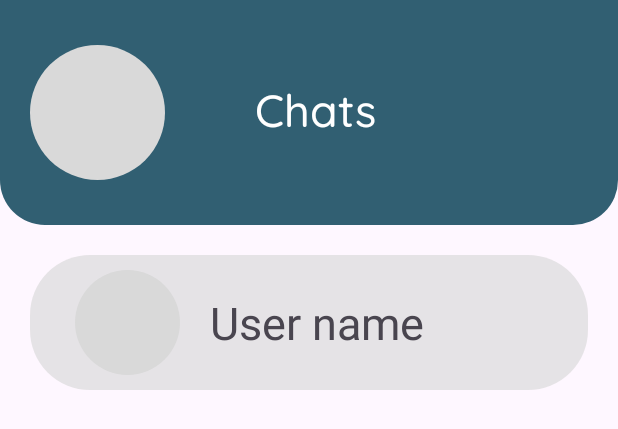
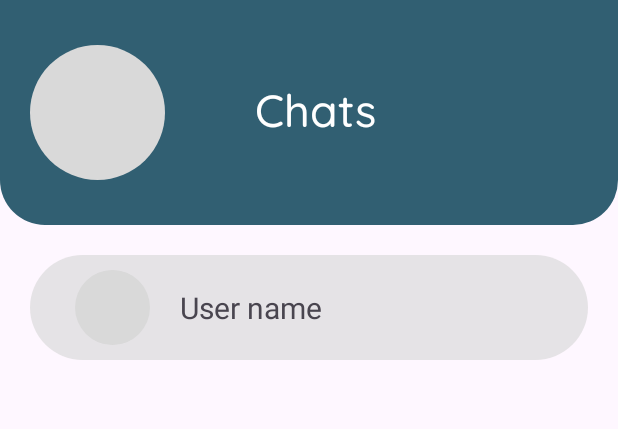
Before and after one commit to kish-v17/Alora-Matrimony, an Android app: the layout fragment_chat.xml on its own in the app's theme, with its tools: preview values and no code run, on a phone screen of 412 x 824 dp. Shown: the top 429 px of the screen. Run offline under Robolectric (Android 15) with nearby library versions, the phone set to English and light mode, and no system bars.

Commit message:
5th commit

```diff
--- a/app/src/main/res/layout/fragment_chat.xml
+++ b/app/src/main/res/layout/fragment_chat.xml
@@ -49,8 +49,8 @@
             android:orientation="horizontal">
 
                 <ImageView
-                    android:layout_width="70dp"
-                    android:layout_height="70dp"
+                    android:layout_width="50dp"
+                    android:layout_height="50dp"
                     android:id="@+id/pfp_otheruser"
                     android:layout_marginStart="20dp"
                     android:src="@drawable/deshboard_profile_circle"/>
@@ -60,7 +60,7 @@
                     android:layout_height="wrap_content"
                     android:text="@string/lbl_user_name"
                     android:layout_marginStart="20dp"
-                    android:textSize="30dp"/>
+                    android:textSize="20dp"/>
 
         </LinearLayout>
 
--- a/app/src/main/res/layout/fragment_home.xml
+++ b/app/src/main/res/layout/fragment_home.xml
@@ -66,13 +66,13 @@
         android:layout_marginTop="10dp"
         android:gravity="center"
         app:layout_constraintEnd_toEndOf="parent"
-        android:paddingBottom="70dp"
         app:layout_constraintStart_toStartOf="parent"
         app:layout_constraintTop_toBottomOf="@id/header_title">
 
         <androidx.recyclerview.widget.RecyclerView
             android:id="@+id/db_rv"
             android:layout_width="wrap_content"
+            android:paddingBottom="100dp"
             android:layout_height="wrap_content" />
     </LinearLayout>
 
--- a/app/src/main/res/layout/fragment_search.xml
+++ b/app/src/main/res/layout/fragment_search.xml
@@ -30,7 +30,7 @@
         android:layout_width="match_parent"
         android:layout_height="wrap_content"
         app:layout_constraintTop_toBottomOf="@id/search_bar"
-        android:paddingBottom="50dp">
+        android:paddingBottom="170dp">
 
     <LinearLayout
         android:layout_width="match_parent"
```
Also changed, not shown: app/src/main/res/layout/fragment_reg1_profile_for.xml (+7 -7 lines).
